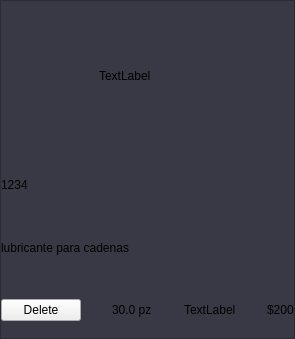
This is ui/card_shopping_car_widget.ui in saulkali/SirreFacc as Qt 5 draws it before an edit. The edited form follows.
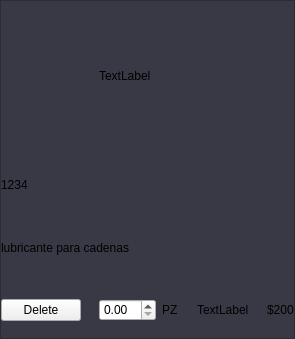
This is the edited form.

```diff
--- a/ui/card_shopping_car_widget.ui
+++ b/ui/card_shopping_car_widget.ui
@@ -160,9 +160,12 @@
              </spacer>
             </item>
             <item>
-             <widget class="QLabel" name="label_amount">
+             <widget class="QDoubleSpinBox" name="spin_amount"/>
+            </item>
+            <item>
+             <widget class="QLabel" name="label_mode_shopping">
               <property name="text">
-               <string>30.0 pz</string>
+               <string>PZ</string>
               </property>
              </widget>
             </item>
```
